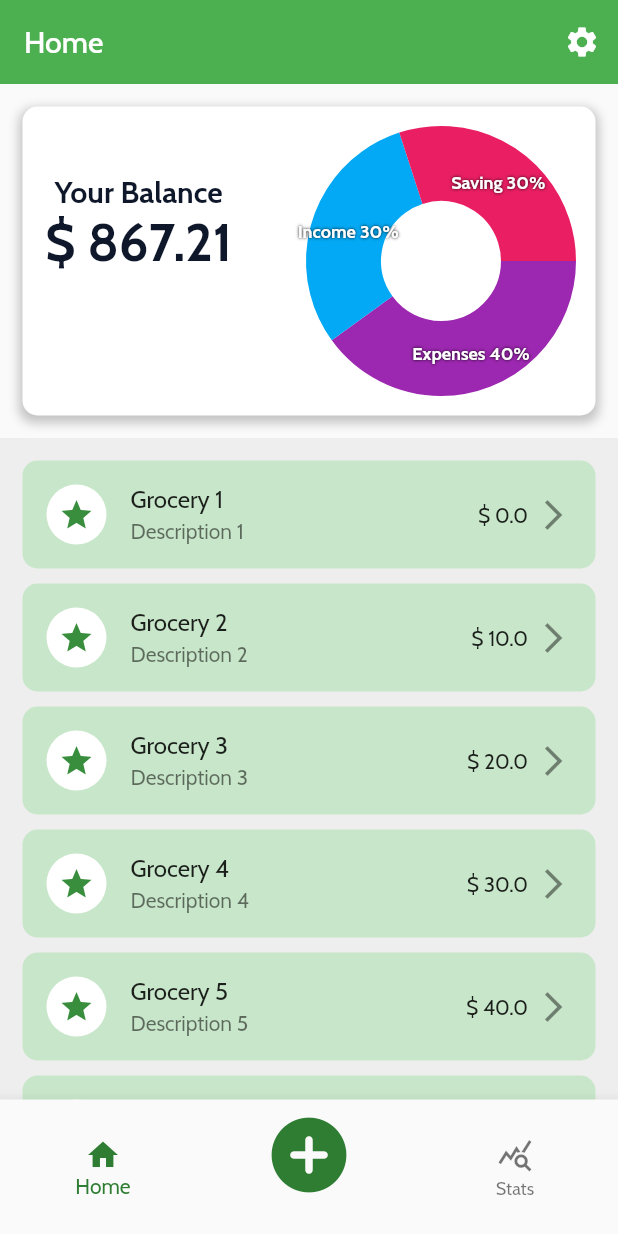
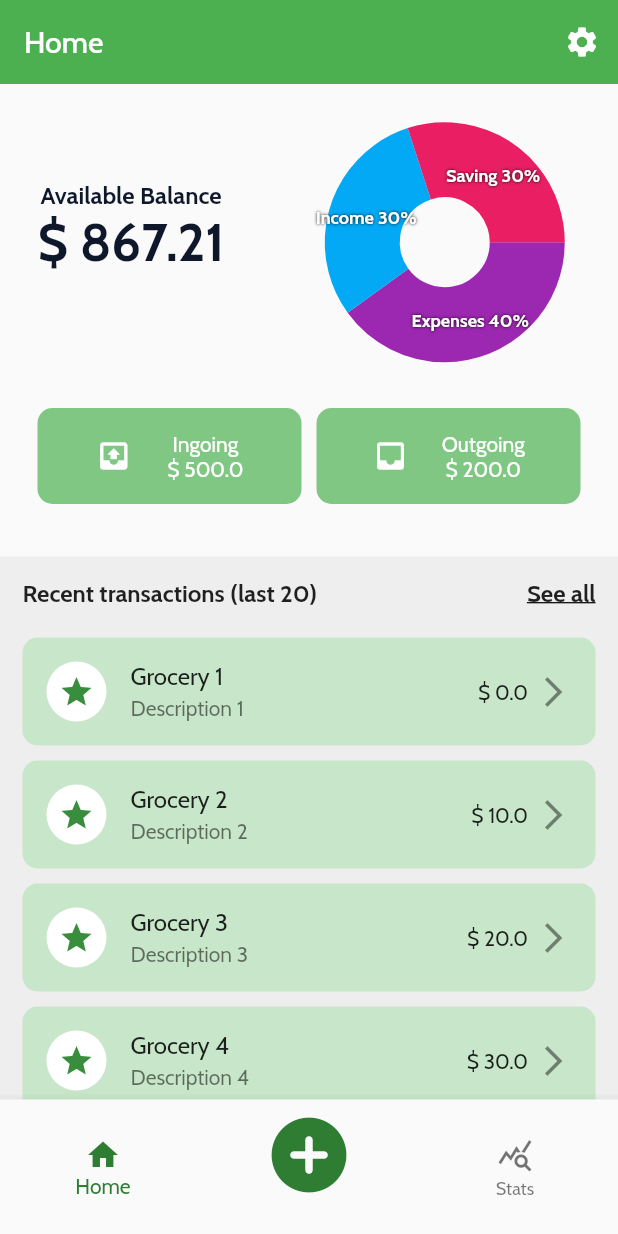
Before and after one commit to captainmio/expenses_management_app, a Flutter app: the screen it shows after launch, on a phone screen of 412 x 824 dp. Run offline on Flutter 3.47's test engine with Material 2 defaults, Android fonts, the phone set to English and light mode, and no system bars; drawn by our look-alikes of fl_chart; our stand-ins replace google_fonts.

Commit message:
remove box in the main details of home screen and add Recent transaction header + link

```diff
--- a/lib/screens/home.dart
+++ b/lib/screens/home.dart
@@ -44,7 +44,7 @@ class HomeScreen extends StatelessWidget {
     final List<Widget> transactions = List.generate(
       20,
       (index) => Padding(
-        padding: EdgeInsets.only(bottom: 10),
+        padding: const EdgeInsets.only(bottom: 10),
         child: Container(
           decoration: BoxDecoration(
             borderRadius: BorderRadius.circular(10),
@@ -60,23 +60,55 @@ class HomeScreen extends StatelessWidget {
       ),
     );
 
+    Widget detailTile({
+      required Icon icon,
+      required String name,
+      required double value,
+    }) {
+      return Expanded(
+        child: Container(
+          padding: const EdgeInsets.all(15),
+          decoration: BoxDecoration(
+            borderRadius: BorderRadius.circular(10),
+            color: Colors.green[300],
+          ),
+          child: Row(
+            mainAxisAlignment: MainAxisAlignment.spaceEvenly,
+            children: [
+              icon,
+              Column(
+                children: [
+                  Text(
+                    name,
+                    style: const TextStyle(
+                      color: Colors.white,
+                    ),
+                    textAlign: TextAlign.right,
+                  ),
+                  Text(
+                    '\$ $value',
+                    style: const TextStyle(
+                      color: Colors.white,
+                    ),
+                    textAlign: TextAlign.right,
+                  )
+                ],
+              )
+            ],
+          ),
+        ),
+      );
+    }
+
     return Column(
       children: [
         Padding(
           padding: const EdgeInsets.all(15),
           child: Container(
-            decoration: BoxDecoration(
-                borderRadius: BorderRadius.circular(10),
-                color: Colors.white,
-                boxShadow: [
-                  BoxShadow(
-                      color: Colors.grey.withOpacity(0.6),
-                      spreadRadius: 2,
-                      blurRadius: 5,
-                      offset: const Offset(0, 3))
-                ]),
-            padding: const EdgeInsets.all(15),
-            child: AspectRatio(
+            padding: const EdgeInsets.fromLTRB(10, 0, 10, 20),
+            child: Column(
+              children: [
+                AspectRatio(
                   aspectRatio: 2,
                   child: Row(
                     children: [
@@ -86,12 +118,12 @@ class HomeScreen extends StatelessWidget {
                           child: Column(
                             children: <Widget>[
                               const SizedBox(
-                            height: 30,
+                                height: 50,
                               ),
                               Text(
-                            "Your Balance",
+                                "Available Balance",
                                 style: TextStyle(
-                                fontSize: 20,
+                                    fontSize: 16,
                                     fontWeight: FontWeight.bold,
                                     color: fontColor),
                               ),
@@ -112,7 +144,7 @@ class HomeScreen extends StatelessWidget {
                           child: AspectRatio(
                             aspectRatio: 1,
                             child: Padding(
-                          padding: const EdgeInsets.all(8.0),
+                              padding: const EdgeInsets.all(10.0),
                               child: ChartPieChart(
                                 objects: obj,
                               ),
@@ -123,6 +155,26 @@ class HomeScreen extends StatelessWidget {
                     ],
                   ),
                 ),
+                Padding(
+                  padding: const EdgeInsets.only(top: 20),
+                  child: Row(
+                    children: [
+                      detailTile(
+                        name: 'Ingoing',
+                        value: 500.0,
+                        icon: const Icon(Icons.outbox, color: Colors.white),
+                      ),
+                      const SizedBox(width: 10),
+                      detailTile(
+                        name: 'Outgoing',
+                        value: 200.0,
+                        icon: const Icon(Icons.inbox, color: Colors.white),
+                      ),
+                    ],
+                  ),
+                )
+              ],
+            ),
           ),
         ),
         Container(
@@ -131,7 +183,40 @@ class HomeScreen extends StatelessWidget {
           ),
           padding: const EdgeInsets.all(15),
           child: Column(
-            children: transactions,
+            children: [
+              Padding(
+                padding: const EdgeInsets.only(bottom: 20),
+                child: Row(
+                  mainAxisAlignment: MainAxisAlignment.spaceBetween,
+                  children: [
+                    const Text(
+                      "Recent transactions (last 20)",
+                      style: TextStyle(
+                        fontSize: 16,
+                        fontWeight: FontWeight.bold,
+                      ),
+                    ),
+                    GestureDetector(
+                      onTap: () {
+                        debugPrint('Redirect to history screen');
+                        // Navigator.pushNamed(context, routeName);
+                      },
+                      child: const Text(
+                        "See all",
+                        style: TextStyle(
+                          fontSize: 16,
+                          fontWeight: FontWeight.bold,
+                          decoration: TextDecoration.underline,
+                          decorationColor: Colors.black,
+                          decorationThickness: 2,
+                        ),
+                      ),
+                    )
+                  ],
+                ),
+              ),
+              ...transactions
+            ],
           ),
         )
       ],
--- a/lib/widgets/chart_piechart.dart
+++ b/lib/widgets/chart_piechart.dart
@@ -35,7 +35,7 @@ class _ChartPieChartState extends State<ChartPieChart> {
           show: false,
         ),
         sectionsSpace: 0,
-        centerSpaceRadius: 40,
+        centerSpaceRadius: 30,
       ),
     );
   }
--- a/lib/widgets/transaction_item.dart
+++ b/lib/widgets/transaction_item.dart
@@ -36,7 +36,6 @@ class TransactionItem extends StatelessWidget {
         ),
         const Icon(Icons.arrow_forward_ios)
       ]),
-      hoverColor: Colors.blue,
     );
   }
 }
```
Lines whose indentation alone changed are shown as unchanged.
